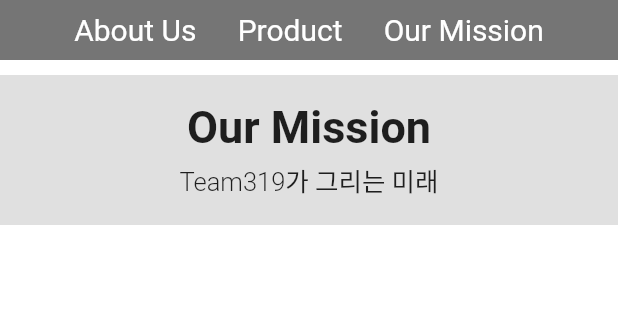
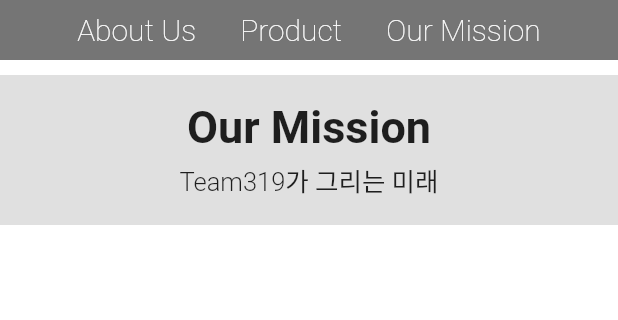
Before and after one commit to makuhita0/team319page.io, a Flutter app: the screen it shows after launch, after a tap on "Our Mission", on a phone screen of 412 x 824 dp, the part 90-410 px from its top. Run offline on Flutter 3.47's test engine with Material 2 defaults, Android fonts, the phone set to English and light mode, and no system bars; our stand-ins replace get; network calls fail; Roboto replaces fonts that are missing (Pretendard); project files that could hold a hidden picture were left out.

Commit message:
fontweight가 잘못 표시되길래 바꿈

```diff
--- a/lib/main.dart
+++ b/lib/main.dart
@@ -18,7 +18,7 @@ class _AppState extends State<App> {
   Widget build(BuildContext context) {
     return GetMaterialApp(
       theme: ThemeData(fontFamily: "Pretendard"),
-      home: Scaffold(
+      home: const Scaffold(
         body: HomeScreen(),
       ),
     );
--- a/lib/screens/screen_components.dart
+++ b/lib/screens/screen_components.dart
@@ -16,7 +16,7 @@ Container title(BuildContext context) {
       children: [
         TextButton(
           onPressed: () {
-            Get.to(HomeScreen());
+            Get.to(const HomeScreen());
           },
           child: const Text(
             "Team319",
@@ -48,12 +48,12 @@ Container menuBar(BuildContext context, fw1, fw2, fw3) {
           onPressed: () {
             Get.to(const AboutUs());
           },
-          child: const Text(
+          child: Text(
             "About Us",
             style: TextStyle(
               fontSize: 20,
               color: Colors.white,
-              fontWeight: FontWeight.w400,
+              fontWeight: fw1,
             ),
           ),
         ),
@@ -61,12 +61,12 @@ Container menuBar(BuildContext context, fw1, fw2, fw3) {
           onPressed: () {
             Get.to(const Product());
           },
-          child: const Text(
+          child: Text(
             "Product",
             style: TextStyle(
               fontSize: 20,
               color: Colors.white,
-              fontWeight: FontWeight.w400,
+              fontWeight: fw2,
             ),
           ),
         ),
@@ -74,12 +74,12 @@ Container menuBar(BuildContext context, fw1, fw2, fw3) {
           onPressed: () {
             Get.to(const Mission());
           },
-          child: const Text(
+          child: Text(
             "Our Mission",
             style: TextStyle(
               fontSize: 20,
               color: Colors.white,
-              fontWeight: FontWeight.w400,
+              fontWeight: fw3,
             ),
           ),
         ),
```
